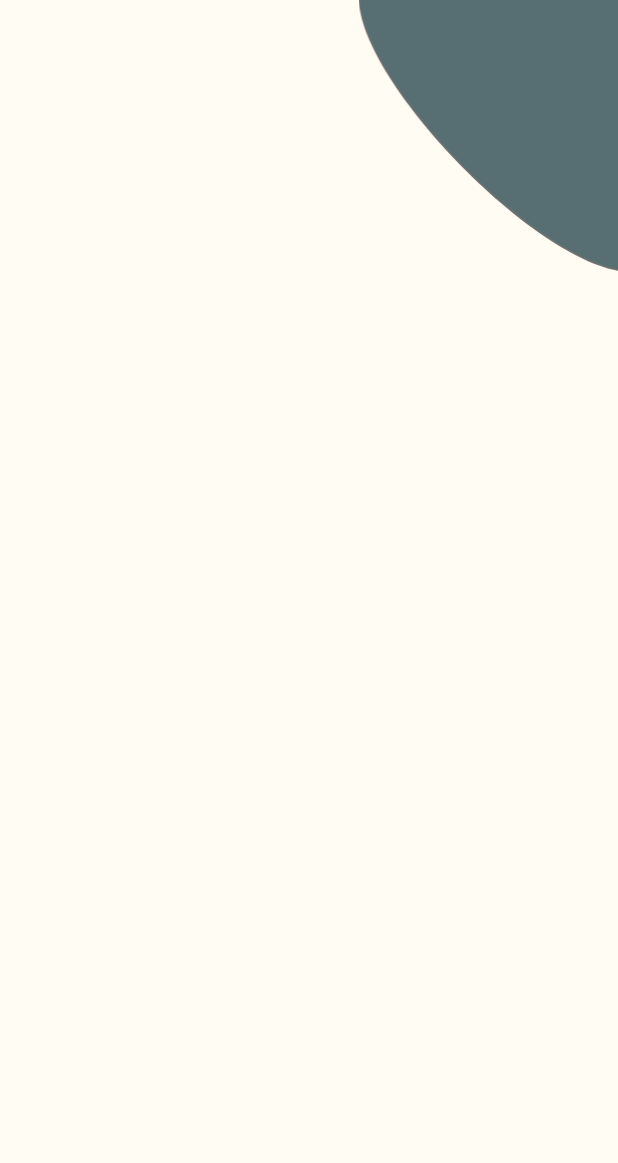
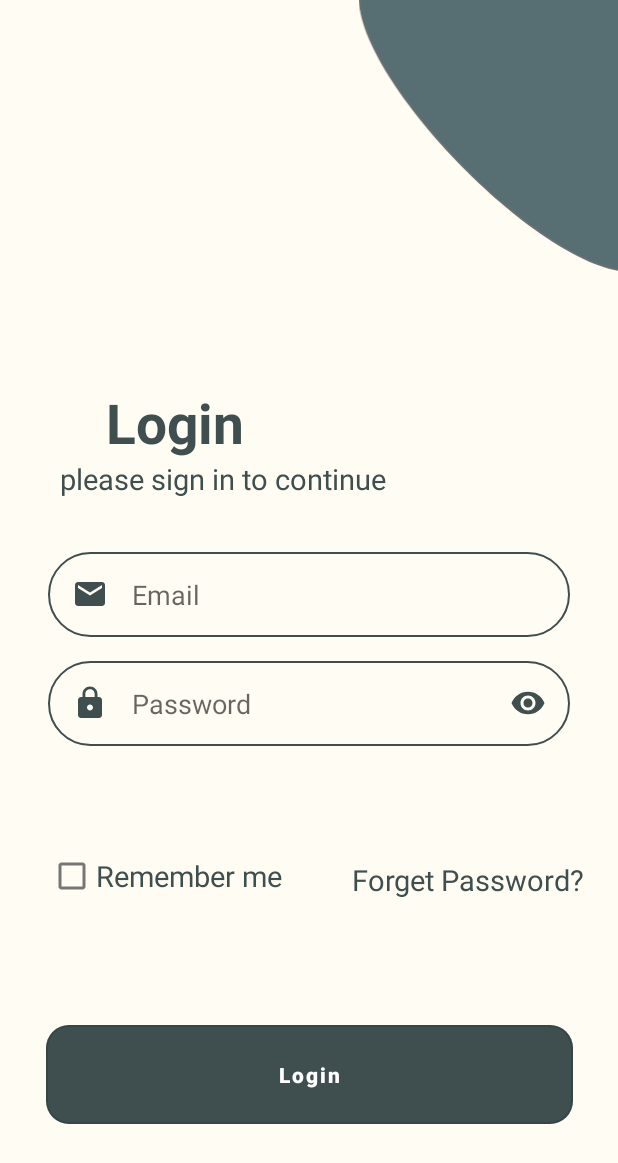
Before and after one commit to hazemamaar/SAGApp, an Android app: the LoginFragment screen opened through its navigation route, on a phone screen of 412 x 824 dp. Shown: the top 1163 px of the screen. Run offline under Robolectric (Android 15) with nearby library versions, the phone set to English and light mode, and no system bars; our stand-ins replace Dagger/Hilt's generated code, Timber, sdp/ssp sizes; 2 statements that could not run were skipped.

Commit message:
login ui

```diff
--- a/sag/src/main/AndroidManifest.xml
+++ b/sag/src/main/AndroidManifest.xml
@@ -25,26 +25,27 @@
         tools:targetApi="31">
 
         <activity
-            android:name=".ble.ui.BluetoothActivity"
-            android:exported="false"
-            android:label="@string/title_activity_activities"
-            android:theme="@style/Theme.SAGApp.NoActionBar" />
-        <activity
-            android:name= ".welcome.ui.activities.SplashActivity"
+
+            android:name=".authentication.ui.activities.SetupActivity"
             android:exported="true"
-            android:label="@string/title_activity_bluetooth"
-            android:theme="@style/Theme.SAGApp.NoActionBar">
+            android:theme="@style/Theme.SAGApp.NoActionBar" >
             <intent-filter>
                 <action android:name="android.intent.action.MAIN" />
-
                 <category android:name="android.intent.category.LAUNCHER" />
             </intent-filter>
         </activity>
+
         <activity
-            android:name=".authentication.ui.activities.SetupActivity"
-            android:exported="false">
+            android:name= ".ble.ui.BluetoothActivity"
+            android:exported="true"
+            android:theme="@style/Theme.SAGApp.NoActionBar" />
 
-        </activity>
+        <activity
+            android:name= ".welcome.ui.activities.SplashActivity"
+            android:exported="false"
+            android:label="@string/title_activity_bluetooth"
+            android:theme="@style/Theme.SAGApp.NoActionBar" />
+
     </application>
 
 </manifest>
--- a/sag/src/main/java/com/example/sagapp/authentication/ui/activities/SetupActivity.kt
+++ b/sag/src/main/java/com/example/sagapp/authentication/ui/activities/SetupActivity.kt
@@ -14,9 +14,9 @@ class SetupActivity : AppCompatActivity() {
      private val mViewModel: LoginViewModel by viewModels()
     override fun onCreate(savedInstanceState: Bundle?) {
         super.onCreate(savedInstanceState)
-        setContentView(R.layout.activity_setup)
+        setContentView(R.layout.fragment_login)
 //        mViewModel.login(LoginParams("Hagar@gmail.com","123456"))
 
-        startActivity(Intent(this, BluetoothActivity::class.java))
+
     }
 }
--- /dev/null
+++ b/sag/src/main/res/drawable/ic_email.xml
@@ -0,0 +1,5 @@
+<vector android:height="24dp" android:tint="#3F4F4F"
+    android:viewportHeight="24" android:viewportWidth="24"
+    android:width="24dp" xmlns:android="http://schemas.android.com/apk/res/android">
+    <path android:fillColor="@android:color/white" android:pathData="M20,4L4,4c-1.1,0 -1.99,0.9 -1.99,2L2,18c0,1.1 0.9,2 2,2h16c1.1,0 2,-0.9 2,-2L22,6c0,-1.1 -0.9,-2 -2,-2zM20,8l-8,5 -8,-5L4,6l8,5 8,-5v2z"/>
+</vector>
--- /dev/null
+++ b/sag/src/main/res/drawable/ic_lock.xml
@@ -0,0 +1,5 @@
+<vector android:height="24dp" android:tint="#3F4F4F"
+    android:viewportHeight="24" android:viewportWidth="24"
+    android:width="24dp" xmlns:android="http://schemas.android.com/apk/res/android">
+    <path android:fillColor="@android:color/white" android:pathData="M18,8h-1L17,6c0,-2.76 -2.24,-5 -5,-5S7,3.24 7,6v2L6,8c-1.1,0 -2,0.9 -2,2v10c0,1.1 0.9,2 2,2h12c1.1,0 2,-0.9 2,-2L20,10c0,-1.1 -0.9,-2 -2,-2zM12,17c-1.1,0 -2,-0.9 -2,-2s0.9,-2 2,-2 2,0.9 2,2 -0.9,2 -2,2zM15.1,8L8.9,8L8.9,6c0,-1.71 1.39,-3.1 3.1,-3.1 1.71,0 3.1,1.39 3.1,3.1v2z"/>
+</vector>
--- /dev/null
+++ b/sag/src/main/res/drawable/ic_red_eye.xml
@@ -0,0 +1,5 @@
+<vector android:height="24dp" android:tint="#3F4F4F"
+    android:viewportHeight="24" android:viewportWidth="24"
+    android:width="24dp" xmlns:android="http://schemas.android.com/apk/res/android">
+    <path android:fillColor="@android:color/white" android:pathData="M12,4.5C7,4.5 2.73,7.61 1,12c1.73,4.39 6,7.5 11,7.5s9.27,-3.11 11,-7.5c-1.73,-4.39 -6,-7.5 -11,-7.5zM12,17c-2.76,0 -5,-2.24 -5,-5s2.24,-5 5,-5 5,2.24 5,5 -2.24,5 -5,5zM12,9c-1.66,0 -3,1.34 -3,3s1.34,3 3,3 3,-1.34 3,-3 -1.34,-3 -3,-3z"/>
+</vector>
--- /dev/null
+++ b/sag/src/main/res/drawable/round_border.xml
@@ -0,0 +1,6 @@
+<?xml version="1.0" encoding="utf-8"?>
+<shape android:shape="rectangle" xmlns:android="http://schemas.android.com/apk/res/android">
+    <stroke android:color="@color/dark_green"
+        android:width="1dp"/>
+    <corners android:radius="100dp"/>
+</shape>
--- a/sag/src/main/res/layout/fragment_login.xml
+++ b/sag/src/main/res/layout/fragment_login.xml
@@ -3,6 +3,7 @@
     xmlns:tools="http://schemas.android.com/tools"
     android:layout_width="match_parent"
     android:layout_height="match_parent"
+    android:background="@color/off_white"
     xmlns:app="http://schemas.android.com/apk/res-auto"
     tools:context=".authentication.ui.LoginFragment">
 <androidx.constraintlayout.widget.Guideline
@@ -25,4 +26,106 @@
         android:src="@drawable/quarter_circle"
         app:layout_constraintStart_toEndOf="@id/guideline1"
         app:layout_constraintBottom_toTopOf="@id/guideline2" />
+
+    <TextView
+        android:id="@+id/tv_login_title"
+        android:layout_width="wrap_content"
+        android:layout_height="wrap_content"
+        android:text="@string/login_title"
+        style="@style/login_title"
+        app:layout_constraintBottom_toBottomOf="parent"
+        app:layout_constraintEnd_toEndOf="parent"
+        app:layout_constraintHorizontal_bias="0.22"
+        app:layout_constraintStart_toStartOf="parent"
+        app:layout_constraintTop_toTopOf="parent"
+        app:layout_constraintVertical_bias="0.331" />
+
+    <TextView
+        android:id="@+id/tv_login_sub_title"
+        android:layout_width="wrap_content"
+        android:layout_height="wrap_content"
+        android:text="@string/login_sub_title"
+        style="@style/login_sub_title"
+        app:layout_constraintBottom_toBottomOf="parent"
+        app:layout_constraintEnd_toEndOf="parent"
+        app:layout_constraintHorizontal_bias="0.206"
+        app:layout_constraintStart_toStartOf="parent"
+        app:layout_constraintTop_toBottomOf="@+id/tv_login_title"
+        app:layout_constraintVertical_bias="0.0" />
+
+    <EditText
+        android:id="@+id/inputEmail"
+        android:layout_width="0dp"
+        android:layout_height="wrap_content"
+        android:layout_marginStart="32dp"
+        android:layout_marginTop="36dp"
+        android:layout_marginEnd="32dp"
+        android:background="@drawable/round_border"
+        android:drawableStart="@drawable/ic_email"
+        android:drawablePadding="16dp"
+        android:ems="10"
+        android:hint="@string/email_hint"
+        android:inputType="textEmailAddress"
+        android:padding="16dp"
+        app:layout_constraintEnd_toEndOf="parent"
+        app:layout_constraintHorizontal_bias="0.0"
+        app:layout_constraintStart_toStartOf="parent"
+        app:layout_constraintTop_toBottomOf="@+id/tv_login_sub_title" />
+
+    <EditText
+        android:id="@+id/inputPassword"
+        android:layout_width="0dp"
+        android:layout_height="wrap_content"
+        android:layout_marginStart="32dp"
+        android:layout_marginTop="16dp"
+        android:layout_marginEnd="32dp"
+        android:background="@drawable/round_border"
+        android:drawableStart="@drawable/ic_lock"
+        android:drawableEnd="@drawable/ic_red_eye"
+        android:drawablePadding="16dp"
+        android:ems="10"
+        android:hint="@string/password_hint"
+        android:inputType="textPassword"
+        android:padding="16dp"
+        app:layout_constraintEnd_toEndOf="parent"
+        app:layout_constraintStart_toStartOf="parent"
+        app:layout_constraintTop_toBottomOf="@+id/inputEmail" />
+
+    <CheckBox
+        android:id="@+id/rememberMeCheckbox"
+        style="@style/forget_password_tv"
+        android:layout_width="wrap_content"
+        android:layout_height="wrap_content"
+        android:layout_marginStart="32dp"
+        android:text="Remember me"
+        app:layout_constraintBottom_toBottomOf="parent"
+        app:layout_constraintStart_toStartOf="parent"
+        app:layout_constraintTop_toBottomOf="@+id/inputPassword"
+        app:layout_constraintVertical_bias="0.224"
+        tools:ignore="MissingConstraints" />
+
+    <TextView
+        android:id="@+id/textView4"
+        style="@style/forget_password_tv"
+        android:layout_width="160dp"
+        android:layout_height="37dp"
+        android:text="@string/forget_password_tv"
+        app:layout_constraintBottom_toBottomOf="parent"
+        app:layout_constraintEnd_toEndOf="parent"
+        app:layout_constraintHorizontal_bias="0.733"
+        app:layout_constraintStart_toEndOf="@+id/rememberMeCheckbox"
+        app:layout_constraintTop_toBottomOf="@+id/inputPassword"
+        app:layout_constraintVertical_bias="0.262" />
+
+    <com.google.android.material.button.MaterialButton
+        android:id="@+id/onboard_fragment_confirm_btn"
+        style="@style/login_button_style"
+        android:layout_width="351dp"
+        android:layout_height="78dp"
+        android:text="Login"
+        app:layout_constraintBottom_toBottomOf="parent"
+        app:layout_constraintEnd_toEndOf="parent"
+        app:layout_constraintStart_toStartOf="parent"
+        app:layout_constraintTop_toBottomOf="@+id/rememberMeCheckbox" />
+
 </androidx.constraintlayout.widget.ConstraintLayout>
--- a/sag/src/main/res/values/strings.xml
+++ b/sag/src/main/res/values/strings.xml
@@ -23,4 +23,9 @@
     <string name="next_btn">NEXT</string>
     <string name="img_onboard_rv">Onboard Image</string>
     <string name="get_start">Get Start</string>
+    <string name="login_title">Login</string>
+    <string name="login_sub_title">please sign in to continue</string>
+    <string name="email_hint">Email</string>
+    <string name="password_hint">Password</string>
+    <string name="forget_password_tv">Forget Password?</string>
 </resources>
--- a/sag/src/main/res/values/themes.xml
+++ b/sag/src/main/res/values/themes.xml
@@ -54,4 +54,29 @@
         <item name="android:textColor">@color/white</item>
         <item name="android:padding">@dimen/_12sdp</item>
     </style>
+
+    <style name="login_button_style" parent="@style/Widget.MaterialComponents.Button.OutlinedButton">
+        <item name="cornerRadius">@dimen/_12sdp</item>
+        <item name="backgroundTint">@color/dark_green</item>
+        <item name="textAllCaps">false</item>
+        <item name="android:textColor">@color/white</item>
+        <item name="android:padding">@dimen/_12sdp</item>
+        <item name="android:textStyle">bold</item>
+    </style>
+
+    <style name="login_title">
+        <item name="android:textColor">@color/dark_green</item>
+        <item name="android:textSize">@dimen/_28sdp</item>
+        <item name="android:textStyle">bold</item>
+    </style>
+
+    <style name="login_sub_title">
+        <item name="android:textColor">@color/dark_green</item>
+        <item name="android:textSize">@dimen/_15sdp</item>
+    </style>
+
+    <style name="forget_password_tv">
+        <item name="android:textColor">@color/dark_green</item>
+        <item name="android:textSize">@dimen/_15sdp</item>
+    </style>
 </resources>
```
